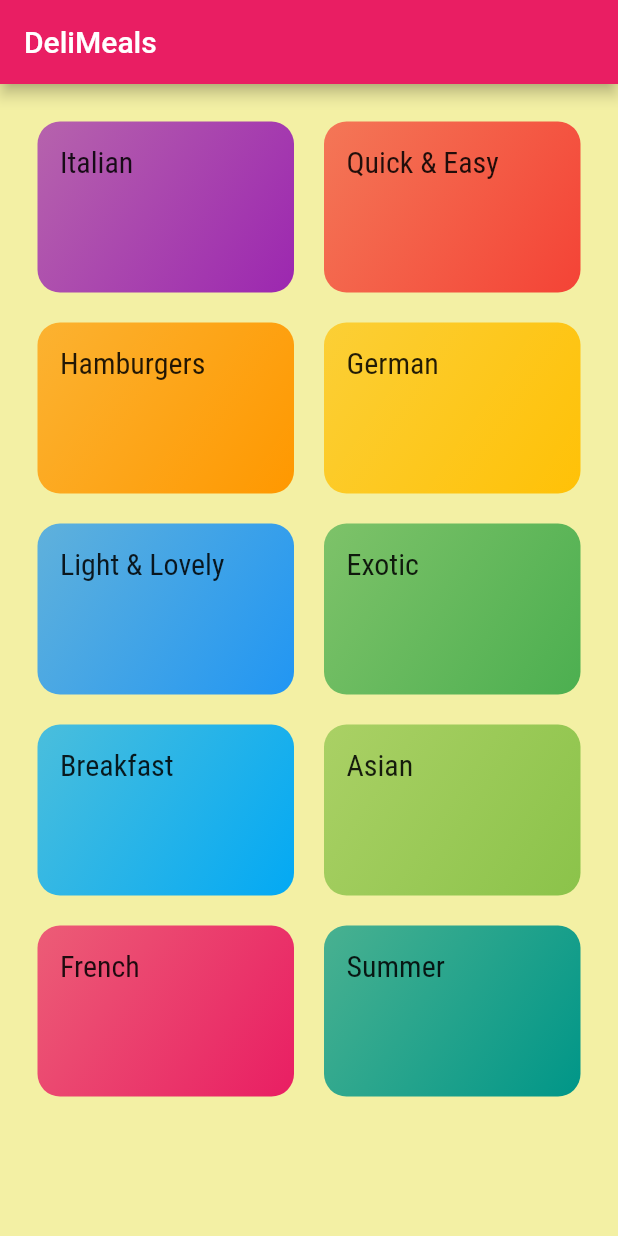
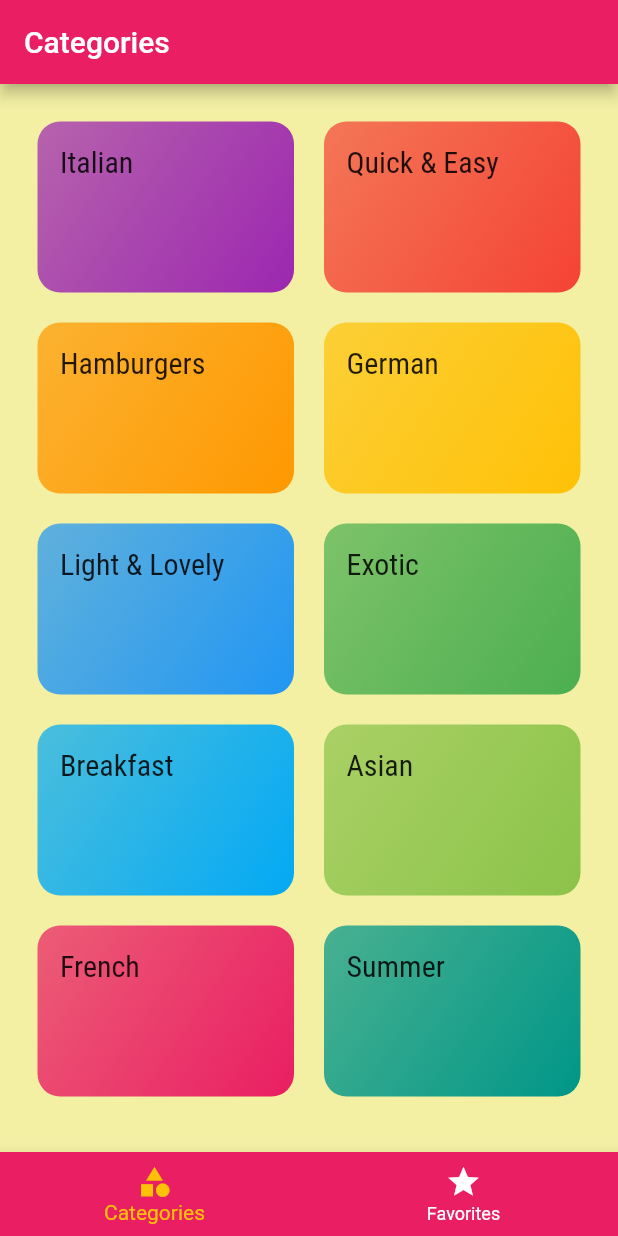
Before and after one commit to Samitti/MEALS-APP, a Flutter app: the screen it shows after launch, on a phone screen of 412 x 824 dp. Run offline on Flutter 3.47's test engine with Material 2 defaults, Android fonts, the phone set to English and light mode, and no system bars; Roboto replaces fonts that are missing (Railway).

```diff
--- a/lib/main.dart
+++ b/lib/main.dart
@@ -1,5 +1,6 @@
 import 'package:flutter/material.dart';
 
+import './screens/tabs_screen.dart';
 import './screens/meal_detail_screen.dart';
 import './screens/categories_screen.dart';
 import './screens/category_meals_screen.dart';
@@ -31,8 +32,9 @@ class MyApp extends StatelessWidget {
               ),
             ),
       ),
-      home: const CategoriesScreen(),
+      initialRoute: '/',
       routes: {
+        '/': (ctx) => TabsScreen(),
         CategoryMealsScreen.routeName: (ctx) => CategoryMealsScreen(),
         MealDetailScreen.routeName: (context) => MealDetailScreen(),
       },
--- a/lib/screens/categories_screen.dart
+++ b/lib/screens/categories_screen.dart
@@ -9,9 +9,6 @@ class CategoriesScreen extends StatelessWidget {
   @override
   Widget build(BuildContext context) {
     return Scaffold(
-      appBar: AppBar(
-        title: const Text('DeliMeals'),
-      ),
       body: GridView(
         padding: const EdgeInsets.all(25),
         children: DUMMY_CATEGORIES
--- /dev/null
+++ b/lib/screens/favorites_screen.dart
@@ -0,0 +1,12 @@
+import 'package:flutter/material.dart';
+
+class FavoritesScreen extends StatelessWidget {
+  const FavoritesScreen({Key? key}) : super(key: key);
+
+  @override
+  Widget build(BuildContext context) {
+    return Center(
+      child: Text('Favorites Screen'),
+    );
+  }
+}
--- /dev/null
+++ b/lib/screens/tabs_screen.dart
@@ -0,0 +1,62 @@
+import 'package:flutter/material.dart';
+
+import './favorites_screen.dart';
+import './categories_screen.dart';
+
+class TabsScreen extends StatefulWidget {
+  TabsScreen({Key? key}) : super(key: key);
+
+  @override
+  State<TabsScreen> createState() => _TabsScreenState();
+}
+
+class _TabsScreenState extends State<TabsScreen> {
+  final List<Map<String, dynamic>> _pages = [
+    {
+      'page': CategoriesScreen(),
+      'title': 'Categories',
+    },
+    {
+      'page': FavoritesScreen(),
+      'title': 'Your Favorites',
+    },
+  ];
+
+  int _selectedPageIndex = 0;
+
+  void _selectPage(int index) {
+    setState(() {
+      _selectedPageIndex = index;
+    });
+  }
+
+  @override
+  Widget build(BuildContext context) {
+    return Scaffold(
+      appBar: AppBar(
+        title: Text(_pages[_selectedPageIndex]['title']),
+      ),
+      body: _pages[_selectedPageIndex]['page'],
+      bottomNavigationBar: BottomNavigationBar(
+        onTap: _selectPage,
+        backgroundColor: Theme.of(context).primaryColor,
+        unselectedItemColor: Colors.white,
+        selectedItemColor: Theme.of(context).accentColor,
+        currentIndex: _selectedPageIndex,
+        // type: BottomNavigationBarType.shifting,
+        items: [
+          BottomNavigationBarItem(
+            backgroundColor: Theme.of(context).primaryColor,
+            icon: Icon(Icons.category),
+            label: 'Categories',
+          ),
+          BottomNavigationBarItem(
+            backgroundColor: Theme.of(context).primaryColor,
+            icon: Icon(Icons.star),
+            label: 'Favorites',
+          ),
+        ],
+      ),
+    );
+  }
+}
```
